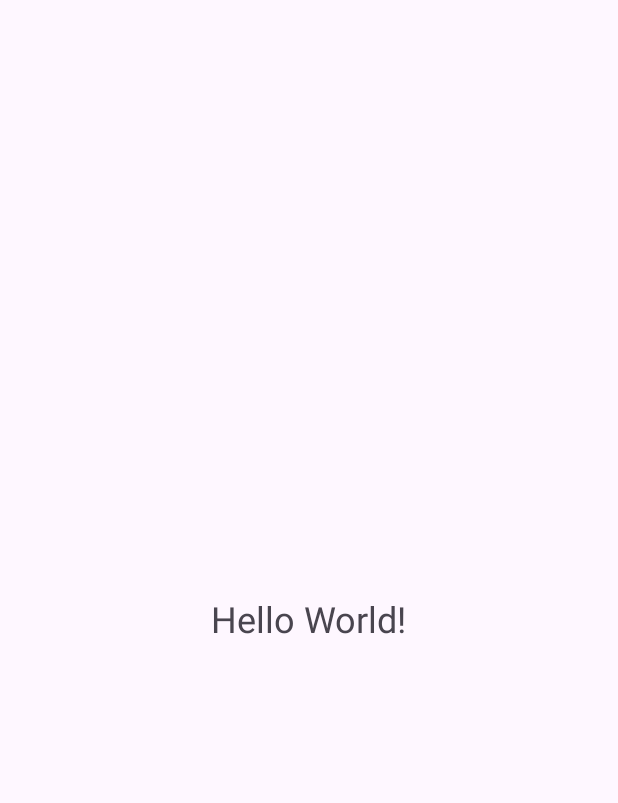
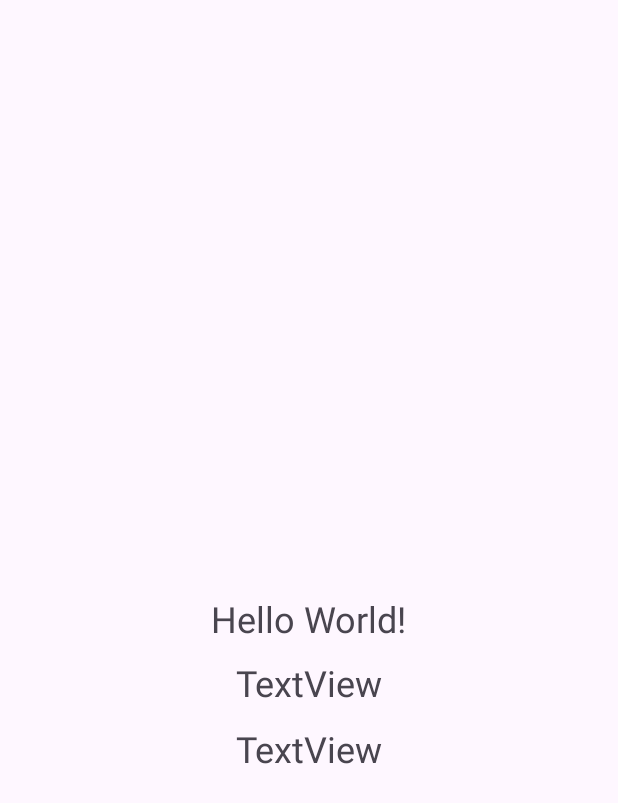
Before and after one commit to David3415/Axelerometr, an Android app: the layout activity_main.xml on its own in the app's theme, with its tools: preview values and no code run, on a phone screen of 412 x 824 dp. Shown: the top 803 px of the screen. Run offline under Robolectric (Android 15) with nearby library versions, the phone set to English and light mode, and no system bars.

Commit message:
Accelerometr part 1

```diff
--- a/app/src/main/res/layout/activity_main.xml
+++ b/app/src/main/res/layout/activity_main.xml
@@ -8,7 +8,7 @@
     tools:context=".MainActivity">
 
     <TextView
-        android:id="@+id/tvSensor"
+        android:id="@+id/tvSensorX"
         android:layout_width="wrap_content"
         android:layout_height="wrap_content"
         android:text="Hello World!"
@@ -18,4 +18,28 @@
         app:layout_constraintStart_toStartOf="parent"
         app:layout_constraintTop_toTopOf="parent" />
 
+    <TextView
+        android:id="@+id/tvSensorY"
+        android:layout_width="wrap_content"
+        android:layout_height="wrap_content"
+        android:layout_marginTop="10dp"
+        android:text="TextView"
+        android:textSize="24sp"
+        app:layout_constraintEnd_toEndOf="@+id/tvSensorX"
+        app:layout_constraintStart_toStartOf="@+id/tvSensorX"
+        app:layout_constraintTop_toBottomOf="@+id/tvSensorX" />
+
+    <TextView
+        android:id="@+id/tvSensorZ"
+        android:layout_width="wrap_content"
+        android:layout_height="wrap_content"
+        android:text="TextView"
+        android:textSize="24sp"
+        app:layout_constraintBottom_toBottomOf="parent"
+        app:layout_constraintEnd_toEndOf="@+id/tvSensorY"
+        app:layout_constraintHorizontal_bias="0.0"
+        app:layout_constraintStart_toStartOf="@+id/tvSensorY"
+        app:layout_constraintTop_toBottomOf="@+id/tvSensorY"
+        app:layout_constraintVertical_bias="0.036" />
+
 </androidx.constraintlayout.widget.ConstraintLayout>
```
Also changed, not shown: app/src/main/java/com/example/axelerometr/MainActivity.kt (+9 -3 lines).
